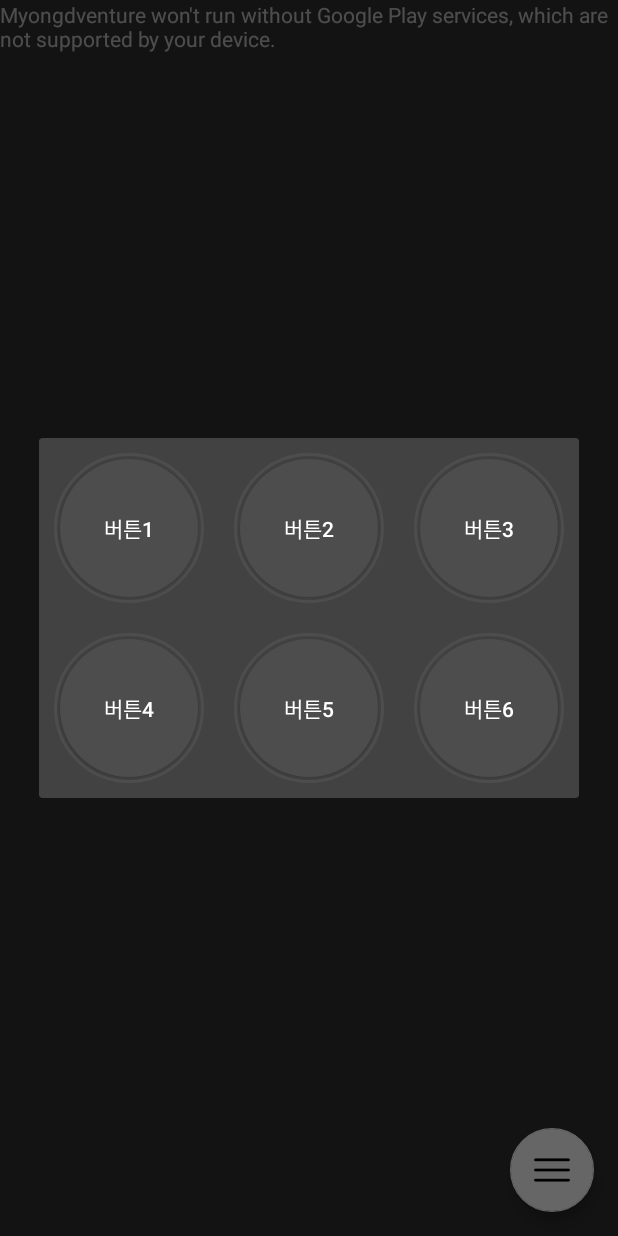
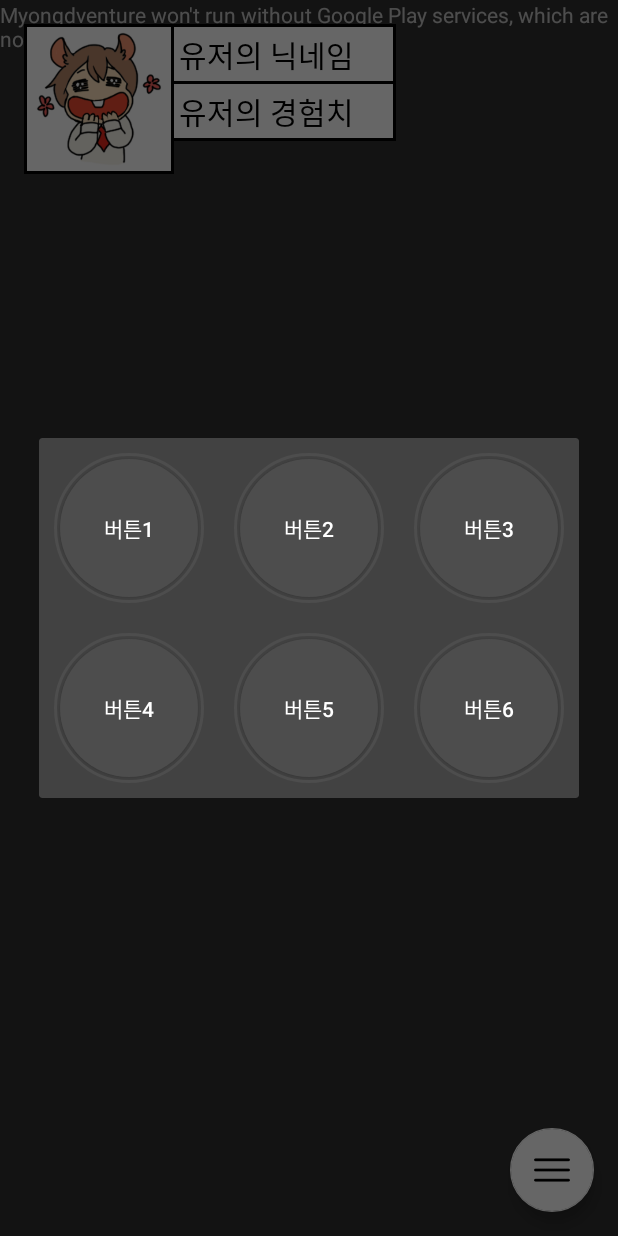
Before and after one commit to iicdii/Myongdventure, an Android app: the MainActivity screen opened directly, with no data from a screen before it, after a tap on an icon or button, on a phone screen of 412 x 824 dp. Run offline under Robolectric (Android 15) with nearby library versions, the phone set to English and light mode, and no system bars.

Commit message:
유저 사진, 유저 이름, 유저 경험치 UI 구현

```diff
--- /dev/null
+++ b/app/src/main/res/drawable/borderline.xml
@@ -0,0 +1,11 @@
+<?xml version="1.0" encoding="utf-8"?>
+<layer-list xmlns:android="http://schemas.android.com/apk/res/android" >
+
+    <item>
+        <shape android:shape="rectangle">
+            <stroke android:width="2dp" android:color="#000" />
+            <solid android:color="#fff" />
+        </shape>
+    </item>
+
+</layer-list>
--- a/app/src/main/res/layout/activity_main.xml
+++ b/app/src/main/res/layout/activity_main.xml
@@ -12,7 +12,41 @@
         android:id="@+id/map"
         android:name="com.google.android.gms.maps.SupportMapFragment"
         android:layout_width="match_parent"
-        android:layout_height="match_parent"/>
+        android:layout_height="match_parent"
+        tools:layout_editor_absoluteY="0dp" />
+
+    <ImageView
+        android:id="@+id/iv_profile"
+        android:background="@drawable/borderline"
+        android:src="@drawable/ic_profile"
+        android:layout_margin="16dp"
+        android:layout_width="100dp"
+        android:padding="4dp"
+        android:layout_height="100dp" />
+
+    <TextView
+        android:id="@+id/tv_username"
+        android:layout_width="150dp"
+        android:layout_height="40dp"
+        android:layout_marginLeft="114dp"
+        android:layout_marginTop="16dp"
+        android:padding="5dp"
+        android:background="@drawable/borderline"
+        android:textSize="20sp"
+        android:text="유저의 닉네임"
+        android:textColor="#000"/>
+
+    <TextView
+        android:id="@+id/tv_userexp"
+        android:layout_width="150dp"
+        android:layout_height="40dp"
+        android:layout_marginLeft="114dp"
+        android:layout_marginTop="54dp"
+        android:padding="5dp"
+        android:background="@drawable/borderline"
+        android:textSize="20sp"
+        android:text="유저의 경험치"
+        android:textColor="#000"/>
 
     <android.support.design.widget.FloatingActionButton
         android:id="@+id/action_menu"
```
Also changed, not shown: app/src/main/res/drawable/ic_profile.png (added).
